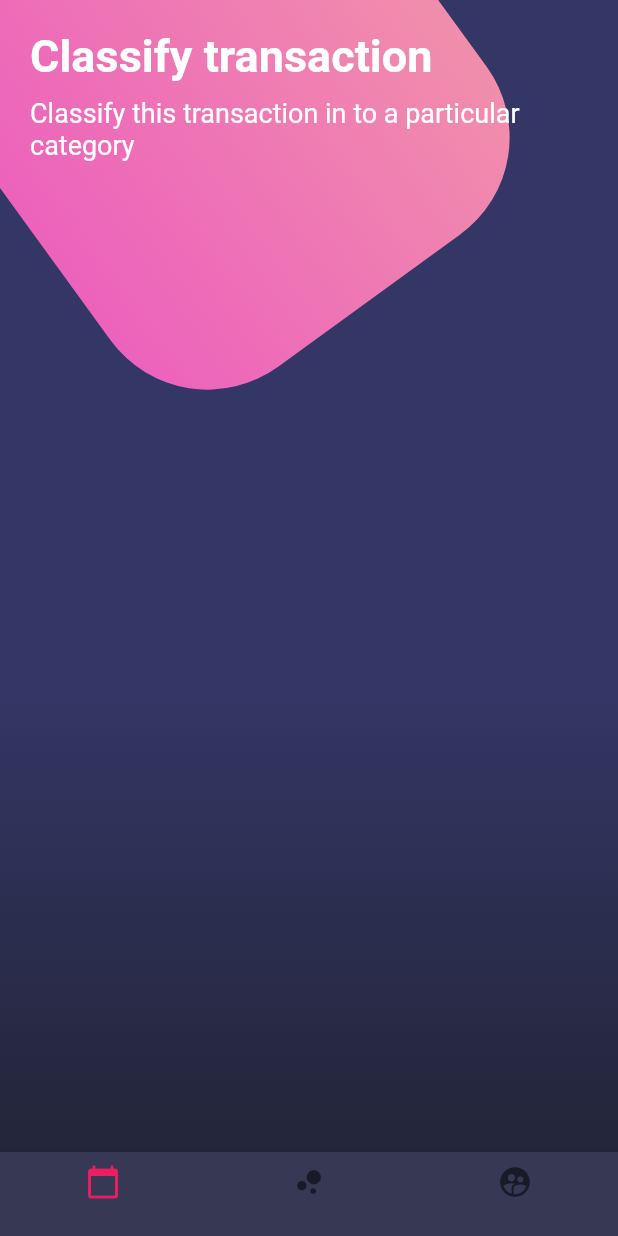
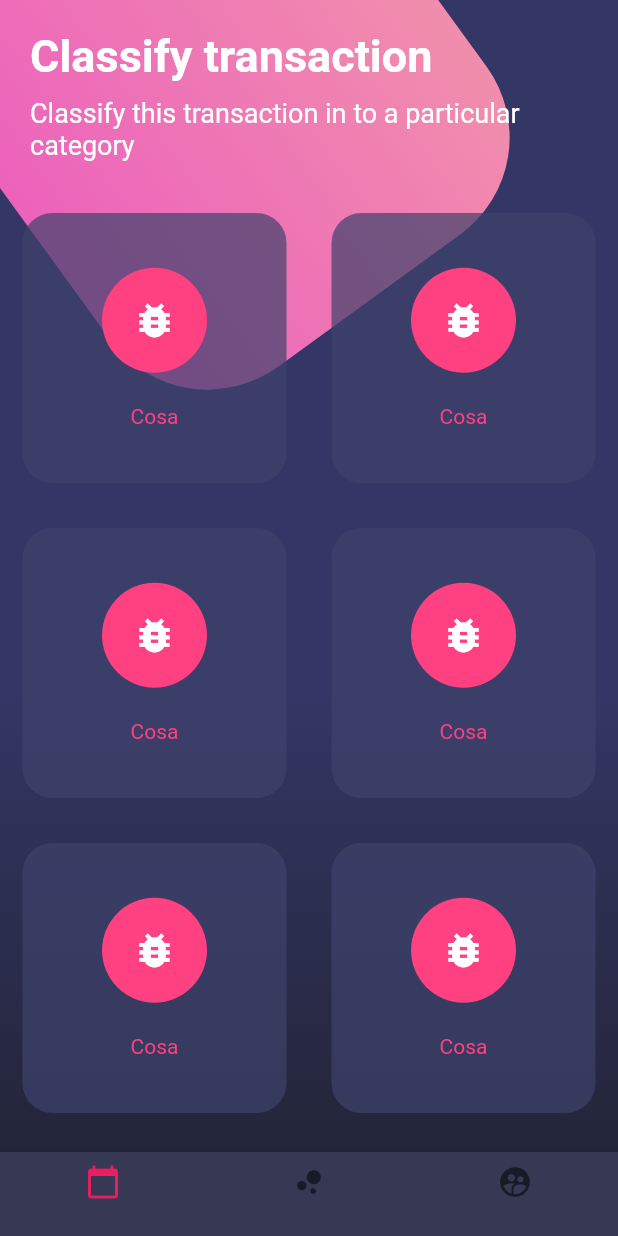
Before and after one commit to VershyCode/flutter-designs-mix, a Flutter app: the screen it shows after launch, on a phone screen of 412 x 824 dp. Run offline on Flutter 3.47's test engine with Material 2 defaults, Android fonts, the phone set to English and light mode, and no system bars.

Commit message:
RE-> BotonesPage: Table & TableRow
- Se implementaron las cajitas centrales. y BotonesPages aun no
  finaliza.
- Hicimos uso d eun nuevo Widget: Table & TableRow

```diff
--- a/lib/pages/botones_page.dart
+++ b/lib/pages/botones_page.dart
@@ -15,6 +15,7 @@ class BotonesPage extends StatelessWidget {
             child: Column(
               children: <Widget>[
                 _titulos(),
+                _botonesRedondeados(),
               ],
             ),
           )
@@ -117,4 +118,62 @@ class BotonesPage extends StatelessWidget {
      ),
    );
  }
+
+ Widget _botonesRedondeados() {
+   return Table(
+     children: [
+       TableRow(
+         children: [
+           _crearBotonRedondeado(),
+           _crearBotonRedondeado(),
+
+         ]
+       ),
+       TableRow(
+         children: [
+           _crearBotonRedondeado(),
+           _crearBotonRedondeado(),
+
+         ]
+       ),
+       TableRow(
+         children: [
+           _crearBotonRedondeado(),
+           _crearBotonRedondeado(),
+
+         ]
+       ),
+       TableRow(
+         children: [
+           _crearBotonRedondeado(),
+           _crearBotonRedondeado(),
+         ]
+       ),
+     ],
+   );
+ }
+
+  Widget _crearBotonRedondeado() {
+    return Container(
+      height: 180.0,
+      margin: EdgeInsets.all(15.0),
+      decoration: BoxDecoration(
+        color: Color.fromRGBO(62, 66, 107, 0.7),
+        borderRadius: BorderRadius.circular(20.0)
+      ),
+      child: Column(
+        mainAxisAlignment: MainAxisAlignment.spaceAround,
+        children: <Widget>[
+          SizedBox(height: 5.0),
+          CircleAvatar(
+            backgroundColor: Colors.pinkAccent,
+            radius: 35.0,
+            child: Icon(Icons.bug_report, color: Colors.white, size: 30.0)
+          ),
+          Text('Cosa', style: TextStyle(color: Colors.pinkAccent)),
+          SizedBox(height: 5.0)
+        ],
+      ),
+    );
+  }
 }
```
